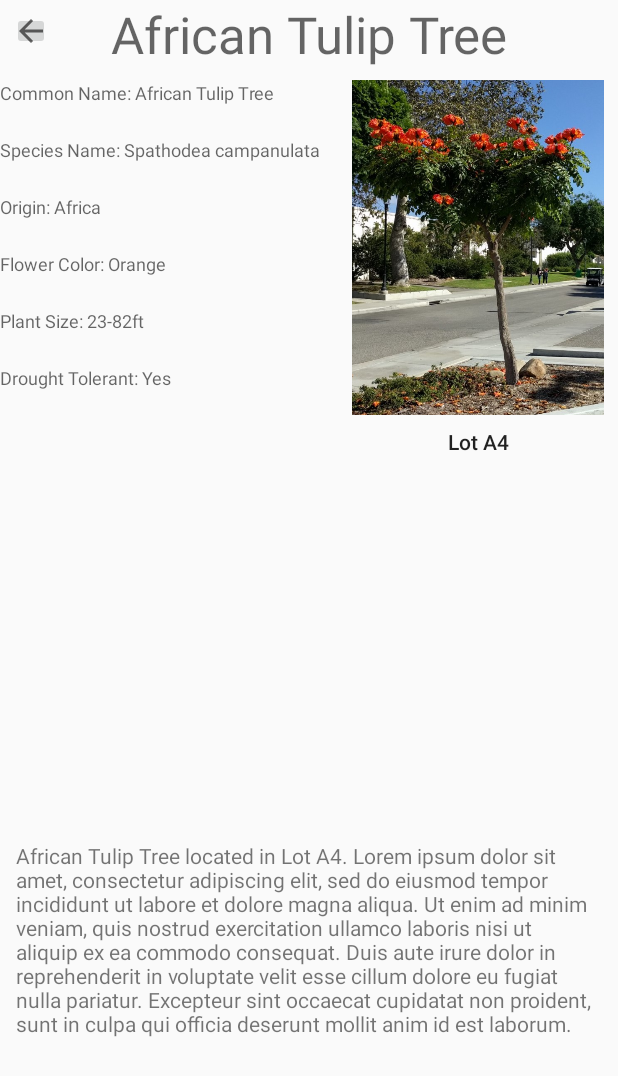
After one commit to rickymedrano/PlantsofCI, an Android app: the PlantSpecification screen opened directly, with no data from a screen before it, on a phone screen of 412 x 824 dp. The commit adds this screen. Shown: the top 1076 px of the screen. Run offline under Robolectric (Android 15) with nearby library versions, the phone set to English and light mode, and no system bars.

Commit message:
Backup for Tyler
What i pushed to master

```diff
--- a/src/main/java/com/example/steven/myapplication/CentralMap.java
+++ b/src/main/java/com/example/steven/myapplication/CentralMap.java
@@ -1,7 +1,9 @@
 package com.example.steven.myapplication;
 
 import android.app.Activity;
+import android.content.Intent;
 import android.os.Bundle;
+import android.view.View;
 
 /**
  * Created by tyler.allen925 on 3/7/18.
@@ -13,4 +15,8 @@ public class CentralMap extends Activity {
         super.onCreate(savedInstanceState);
         setContentView(R.layout.central_map);
     }
+
+    public void plantSearchButton(View view) {
+        startActivity(new Intent(this, PlantSearch.class));
+    }
 }
--- a/src/main/java/com/example/steven/myapplication/PlantSearch.java
+++ b/src/main/java/com/example/steven/myapplication/PlantSearch.java
@@ -1,7 +1,9 @@
 package com.example.steven.myapplication;
 
 import android.app.Activity;
+import android.content.Intent;
 import android.os.Bundle;
+import android.view.View;
 
 /**
  * Created by Tyler on 3/5/2018.
@@ -13,4 +15,8 @@ public class PlantSearch extends Activity {
         super.onCreate(savedInstanceState);
         setContentView(R.layout.plant_list);
     }
+
+    public void plantSpecificationButton(View view) {
+        startActivity(new Intent(this, PlantSpecification.class));
+    }
 }
--- /dev/null
+++ b/src/main/java/com/example/steven/myapplication/PlantSpecification.java
@@ -0,0 +1,13 @@
+package com.example.steven.myapplication;
+
+import android.support.v7.app.AppCompatActivity;
+import android.os.Bundle;
+
+public class PlantSpecification extends AppCompatActivity {
+
+    @Override
+    protected void onCreate(Bundle savedInstanceState) {
+        super.onCreate(savedInstanceState);
+        setContentView(R.layout.plant_specification);
+    }
+}
--- a/src/main/res/layout/central_map.xml
+++ b/src/main/res/layout/central_map.xml
@@ -3,17 +3,19 @@
     xmlns:android="http://schemas.android.com/apk/res/android"
     xmlns:app="http://schemas.android.com/apk/res-auto"
     xmlns:tools="http://schemas.android.com/tools"
+    android:id="@+id/central_map"
     android:layout_width="match_parent"
     android:layout_height="match_parent"
-    android:background="@drawable/main_central"
-    android:id="@+id/central_map">
+    android:background="@drawable/main_central">
 
     <Button
         android:id="@+id/buttonWest"
         android:layout_width="98dp"
-        android:layout_height="252dp"
+        android:layout_height="316dp"
         android:layout_marginTop="8dp"
         android:background="@android:color/transparent"
+        android:onClick="plantSearchButton"
+        android:visibility="visible"
         app:layout_constraintLeft_toLeftOf="parent"
         app:layout_constraintRight_toRightOf="parent"
         app:layout_constraintTop_toTopOf="parent"/>
@@ -21,9 +23,11 @@
     <Button
         android:id="@+id/buttonEast"
         android:layout_width="98dp"
-        android:layout_height="234dp"
+        android:layout_height="307dp"
         android:layout_marginBottom="16dp"
         android:background="@android:color/transparent"
+        android:onClick="plantSearchButton"
+        android:visibility="visible"
         app:layout_constraintBottom_toBottomOf="parent"
         app:layout_constraintLeft_toLeftOf="parent"
         app:layout_constraintRight_toRightOf="parent"/>
--- a/src/main/res/layout/interactive_map.xml
+++ b/src/main/res/layout/interactive_map.xml
@@ -11,10 +11,11 @@
     <Button
         android:id="@+id/button"
         android:layout_width="116dp"
-        android:layout_height="449dp"
+        android:layout_height="467dp"
         android:layout_marginBottom="8dp"
         android:layout_marginTop="8dp"
-        android:visibility="invisible"
+        android:background="@android:color/transparent"
+        android:visibility="visible"
         app:layout_constraintBottom_toBottomOf="parent"
         app:layout_constraintEnd_toStartOf="@+id/button5"
         app:layout_constraintHorizontal_bias="0.5"
@@ -25,10 +26,11 @@
     <Button
         android:id="@+id/button4"
         android:layout_width="124dp"
-        android:layout_height="285dp"
+        android:layout_height="333dp"
         android:layout_marginBottom="152dp"
         android:layout_marginTop="8dp"
-        android:visibility="invisible"
+        android:background="@android:color/transparent"
+        android:visibility="visible"
         app:layout_constraintBottom_toBottomOf="parent"
         app:layout_constraintEnd_toEndOf="parent"
         app:layout_constraintHorizontal_bias="0.5"
@@ -38,22 +40,24 @@
 
     <Button
         android:id="@+id/button5"
-        android:layout_width="143dp"
-        android:layout_height="216dp"
+        android:layout_width="169dp"
+        android:layout_height="242dp"
         android:layout_marginEnd="8dp"
         android:layout_marginStart="8dp"
-        android:layout_marginTop="40dp"
-        android:visibility="invisible"
+        android:layout_marginTop="52dp"
+        android:background="@android:color/transparent"
+        android:visibility="visible"
         app:layout_constraintEnd_toEndOf="parent"
-        app:layout_constraintHorizontal_bias="0.48"
+        app:layout_constraintHorizontal_bias="0.455"
         app:layout_constraintStart_toStartOf="parent"
         app:layout_constraintTop_toTopOf="parent"/>
 
     <Button
         android:id="@+id/button6"
         android:layout_width="146dp"
-        android:layout_height="283dp"
-        android:visibility="invisible"
+        android:layout_height="323dp"
+        android:background="@android:color/transparent"
+        android:visibility="visible"
         app:layout_constraintBottom_toBottomOf="parent"
         app:layout_constraintEnd_toStartOf="@+id/button4"
         app:layout_constraintHorizontal_bias="0.5"
@@ -62,12 +66,16 @@
     <Button
         android:id="@+id/button7"
         android:layout_width="142dp"
-        android:layout_height="28dp"
-        android:visibility="gone"
+        android:layout_height="24dp"
+        android:background="@android:color/transparent"
         android:onClick="centralMapButton"
+        android:visibility="visible"
         app:layout_constraintBottom_toTopOf="@+id/button6"
         app:layout_constraintEnd_toStartOf="@+id/button4"
-        app:layout_constraintHorizontal_bias="0.5"
+        app:layout_constraintHorizontal_bias="0.684"
+        app:layout_constraintLeft_toLeftOf="parent"
+        app:layout_constraintRight_toRightOf="parent"
         app:layout_constraintStart_toEndOf="@+id/button"
-        app:layout_constraintTop_toBottomOf="@+id/button5"/>
+        app:layout_constraintTop_toBottomOf="@+id/button5"
+        app:layout_constraintVertical_bias="0.82"/>
 </android.support.constraint.ConstraintLayout>
--- a/src/main/res/layout/plant_list.xml
+++ b/src/main/res/layout/plant_list.xml
@@ -63,6 +63,7 @@
                 android:layout_width="match_parent"
                 android:layout_height="wrap_content"
                 android:drawableLeft="@drawable/rose"
+                android:onClick="plantSpecificationButton"
                 android:text="@string/plant1"
                 tools:text="plant1"/>
 
--- /dev/null
+++ b/src/main/res/layout/plant_specification.xml
@@ -0,0 +1,198 @@
+<?xml version="1.0" encoding="utf-8"?>
+<android.support.constraint.ConstraintLayout
+    xmlns:android="http://schemas.android.com/apk/res/android"
+    xmlns:app="http://schemas.android.com/apk/res-auto"
+    xmlns:tools="http://schemas.android.com/tools"
+    android:layout_width="match_parent"
+    android:layout_height="match_parent"
+    tools:context="com.example.steven.myapplication.PlantSpecification">
+
+    <TextView
+        android:id="@+id/editText7"
+        android:layout_width="225dp"
+        android:layout_height="38dp"
+        android:layout_above="@+id/textView3"
+        android:layout_toEndOf="@+id/guideline"
+        android:layout_toRightOf="@+id/guideline"
+        android:ems="10"
+        android:inputType="textPersonName"
+        android:singleLine="false"
+        android:text="Drought Tolerant: Yes"
+        android:textAppearance="@style/TextAppearance.AppCompat.Caption"
+        app:layout_constraintStart_toStartOf="@+id/editText6"
+        app:layout_constraintTop_toBottomOf="@+id/editText6"/>
+
+    <TextView
+        android:id="@+id/editText6"
+        android:layout_width="225dp"
+        android:layout_height="38dp"
+        android:layout_above="@+id/editText3"
+        android:layout_alignParentLeft="true"
+        android:layout_alignParentStart="true"
+        android:ems="10"
+        android:inputType="textPersonName"
+        android:singleLine="false"
+        android:text="Plant Size: 23-82ft"
+        android:textAppearance="@style/TextAppearance.AppCompat.Caption"
+        app:layout_constraintStart_toStartOf="@+id/editText5"
+        app:layout_constraintTop_toBottomOf="@+id/editText5"/>
+
+    <TextView
+        android:id="@+id/editText5"
+        android:layout_width="225dp"
+        android:layout_height="38dp"
+        android:layout_below="@+id/editText3"
+        android:layout_toEndOf="@+id/guideline"
+        android:layout_toRightOf="@+id/guideline"
+        android:ems="10"
+        android:inputType="textPersonName"
+        android:singleLine="false"
+        android:text="Flower Color: Orange"
+        android:textAppearance="@style/TextAppearance.AppCompat.Caption"
+        app:layout_constraintStart_toStartOf="@+id/editText3"
+        app:layout_constraintTop_toBottomOf="@+id/editText3"/>
+
+    <TextView
+        android:id="@+id/editText4"
+        android:layout_width="225dp"
+        android:layout_height="38dp"
+        android:layout_alignLeft="@+id/imageButton"
+        android:layout_alignStart="@+id/imageButton"
+        android:layout_below="@+id/editText"
+        android:ems="10"
+        android:inputType="textPersonName"
+        android:singleLine="false"
+        android:text="Species Name: Spathodea campanulata"
+        android:textAppearance="@style/TextAppearance.AppCompat.Caption"
+        app:layout_constraintStart_toStartOf="@+id/editText"
+        app:layout_constraintTop_toBottomOf="@+id/editText"/>
+
+    <TextView
+        android:id="@+id/editText3"
+        android:layout_width="225dp"
+        android:layout_height="38dp"
+        android:layout_above="@+id/textView"
+        android:layout_alignParentLeft="true"
+        android:layout_alignParentStart="true"
+        android:ems="10"
+        android:inputType="textPersonName"
+        android:singleLine="false"
+        android:text="Origin: Africa"
+        android:textAppearance="@style/TextAppearance.AppCompat.Caption"
+        app:layout_constraintStart_toStartOf="@+id/editText4"
+        app:layout_constraintTop_toBottomOf="@+id/editText4"/>
+
+    <ImageView
+        android:id="@+id/imageView2"
+        android:layout_width="201dp"
+        android:layout_height="223dp"
+        android:layout_alignParentEnd="true"
+        android:layout_alignParentRight="true"
+        android:layout_alignTop="@+id/editText"
+        android:layout_marginEnd="24dp"
+        android:layout_marginStart="24dp"
+        android:layout_marginTop="8dp"
+        app:layout_constraintEnd_toEndOf="parent"
+        app:layout_constraintStart_toEndOf="@+id/editText4"
+        app:layout_constraintTop_toBottomOf="@+id/textView2"
+        app:srcCompat="@drawable/african_tulip_tree"/>
+
+    <ImageButton
+        android:id="@+id/imageButton"
+        android:layout_width="25dp"
+        android:layout_height="25dp"
+        android:layout_alignBottom="@+id/textView3"
+        android:layout_alignEnd="@+id/editText3"
+        android:layout_alignRight="@+id/editText3"
+        android:layout_marginStart="8dp"
+        android:layout_marginTop="8dp"
+        app:layout_constraintStart_toStartOf="parent"
+        app:layout_constraintTop_toTopOf="parent"
+        app:srcCompat="?android:attr/homeAsUpIndicator"/>
+
+    <TextView
+        android:id="@+id/textView"
+        android:layout_width="175dp"
+        android:layout_height="23dp"
+        android:layout_alignEnd="@+id/imageView2"
+        android:layout_alignRight="@+id/imageView2"
+        android:layout_below="@+id/imageView2"
+        android:layout_marginEnd="8dp"
+        android:layout_marginStart="8dp"
+        android:layout_marginTop="8dp"
+        android:text="Lot A4"
+        android:textAlignment="center"
+        android:textAppearance="@style/TextAppearance.AppCompat.Body2"
+        app:layout_constraintEnd_toEndOf="@+id/imageView2"
+        app:layout_constraintStart_toStartOf="@+id/imageView2"
+        app:layout_constraintTop_toBottomOf="@+id/imageView2"/>
+
+    <TextView
+        android:id="@+id/textView2"
+        android:layout_width="wrap_content"
+        android:layout_height="wrap_content"
+        android:layout_alignEnd="@+id/textView3"
+        android:layout_alignParentTop="true"
+        android:layout_alignRight="@+id/textView3"
+        android:text="African Tulip Tree"
+        android:textAppearance="@style/TextAppearance.AppCompat.Display1"
+        app:layout_constraintEnd_toEndOf="parent"
+        app:layout_constraintHorizontal_bias="0.5"
+        app:layout_constraintStart_toStartOf="parent"
+        tools:layout_editor_absoluteY="8dp"/>
+
+    <TextView
+        android:id="@+id/editText"
+        android:layout_width="225dp"
+        android:layout_height="38dp"
+        android:layout_marginTop="8dp"
+        android:ems="10"
+        android:inputType="textPersonName"
+        android:singleLine="false"
+        android:text="Common Name: African Tulip Tree"
+        android:textAppearance="@style/TextAppearance.AppCompat.Caption"
+        app:layout_constraintTop_toBottomOf="@+id/textView2"
+        tools:layout_editor_absoluteX="0dp"/>
+
+    <TextView
+        android:id="@+id/textView3"
+        android:layout_width="391dp"
+        android:layout_height="199dp"
+        android:layout_alignParentBottom="true"
+        android:layout_centerHorizontal="true"
+        android:layout_marginBottom="64dp"
+        android:text="African Tulip Tree located in Lot A4. Lorem ipsum dolor sit amet, consectetur adipiscing elit, sed do eiusmod tempor incididunt ut labore et dolore magna aliqua. Ut enim ad minim veniam, quis nostrud exercitation ullamco laboris nisi ut aliquip ex ea commodo consequat. Duis aute irure dolor in reprehenderit in voluptate velit esse cillum dolore eu fugiat nulla pariatur. Excepteur sint occaecat cupidatat non proident, sunt in culpa qui officia deserunt mollit anim id est laborum."
+        app:layout_constraintBottom_toBottomOf="parent"
+        app:layout_constraintEnd_toEndOf="parent"
+        app:layout_constraintHorizontal_bias="0.505"
+        app:layout_constraintStart_toStartOf="parent"/>
+
+    <android.support.constraint.Guideline
+        android:id="@+id/guideline"
+        android:layout_width="wrap_content"
+        android:layout_height="wrap_content"
+        android:orientation="vertical"
+        app:layout_constraintGuide_begin="20dp"/>
+
+    <android.support.constraint.Guideline
+        android:id="@+id/guideline2"
+        android:layout_width="wrap_content"
+        android:layout_height="wrap_content"
+        android:orientation="horizontal"
+        app:layout_constraintGuide_begin="20dp"/>
+
+    <android.support.constraint.Guideline
+        android:id="@+id/guideline3"
+        android:layout_width="wrap_content"
+        android:layout_height="wrap_content"
+        android:orientation="horizontal"
+        app:layout_constraintGuide_begin="20dp"/>
+
+    <android.support.constraint.Guideline
+        android:id="@+id/guideline4"
+        android:layout_width="wrap_content"
+        android:layout_height="wrap_content"
+        android:orientation="horizontal"
+        app:layout_constraintGuide_begin="20dp"/>
+
+</android.support.constraint.ConstraintLayout>
--- a/src/main/res/values/strings.xml
+++ b/src/main/res/values/strings.xml
@@ -15,7 +15,7 @@
     <string name="plant7" />
     <string name="plant8" />
     <string name="plant9" />
-    <string name="central_map"/>
+    <string name="central_map" />
 
 
 </resources>
```
Also changed, not shown: src/main/AndroidManifest.xml (+10 -2 lines), src/main/res/drawable/african_tulip_tree.jpg (added), 1 other file.
